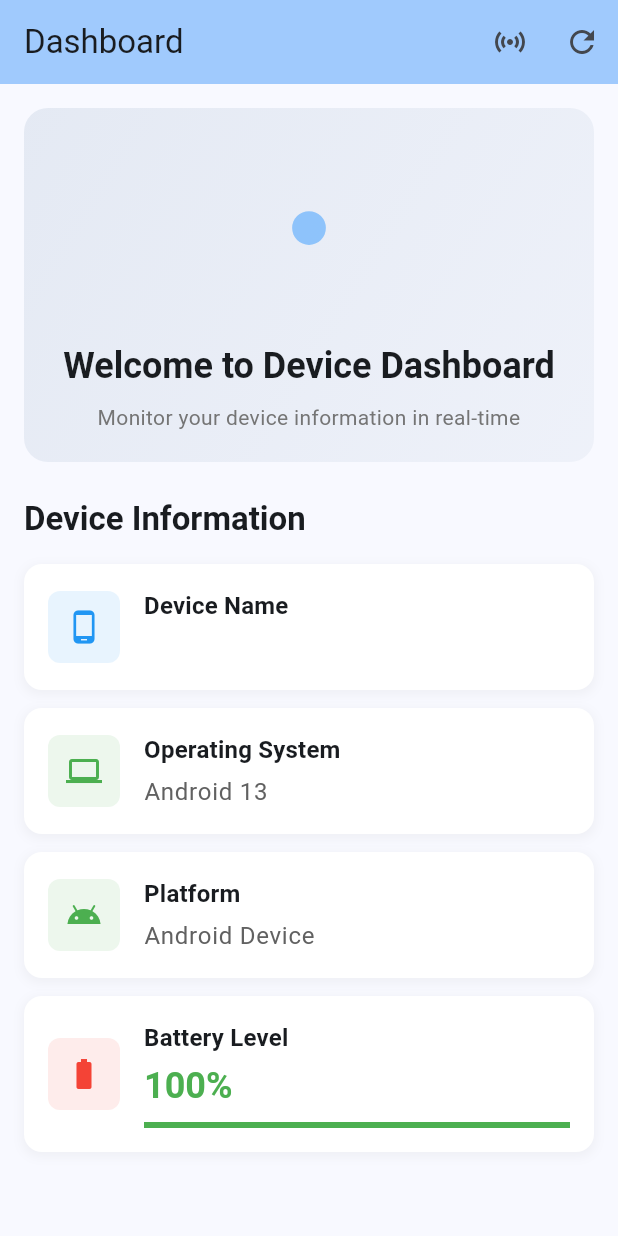
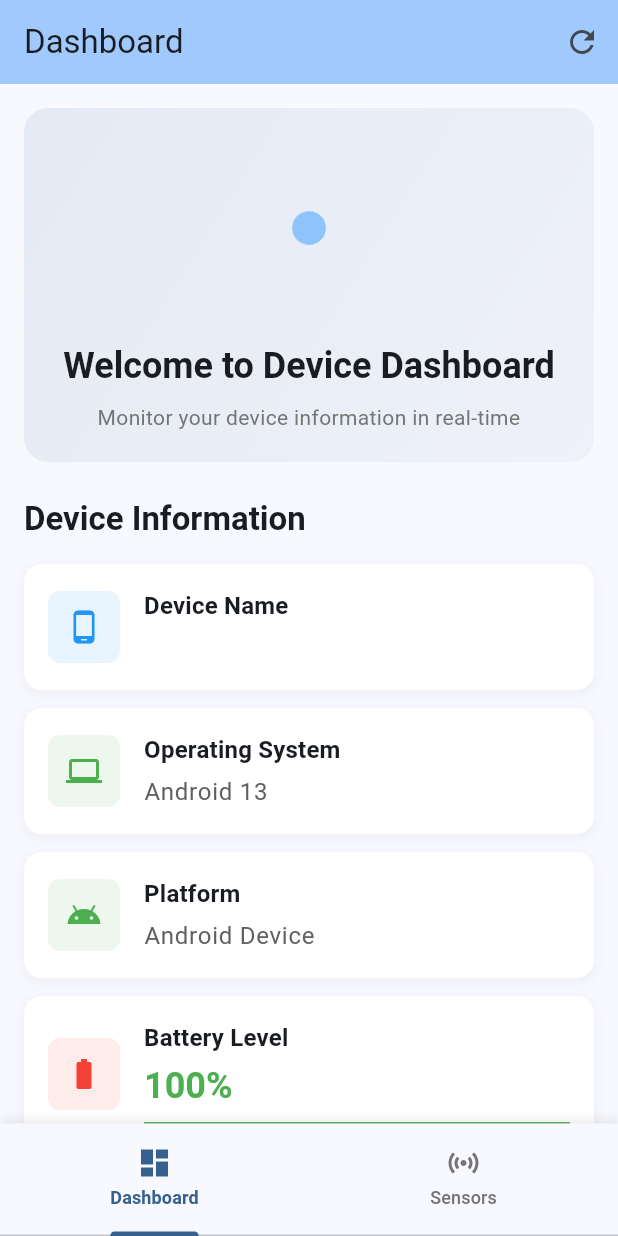
Before and after one commit to malisanjay5433/DeviceSensorApp, a Flutter app: the screen it shows after launch, on a phone screen of 412 x 824 dp. Run offline on Flutter 3.47's test engine with Material 3 defaults, Android fonts, the light colour scheme and no system bars; our stand-ins replace battery_plus, dartz, device_info_plus, dio, equatable, flutter_riverpod and 4 more; missing offline and left inert: torch_light; generated files the repository leaves out were written again.

Commit message:
feat: implement tab bar navigation with Dashboard and Sensor Info
- Create MainTabPage with TabBar and TabBarView
- Add dashboard and sensor icons to tabs
- Update main.dart to use tab bar as home page
- Remove navigation from dashboard app bar (no longer needed)
- Remove refresh button from sensor info app bar
- Implement clean tab-based navigation with proper styling
- Add shadow and styling to bottom navigation bar

```diff
--- a/lib/main.dart
+++ b/lib/main.dart
@@ -1,7 +1,7 @@
 import 'package:flutter/material.dart';
 import 'package:flutter_riverpod/flutter_riverpod.dart';
 import 'package:devicesensorapp/core/di/injection.dart';
-import 'package:devicesensorapp/presentation/pages/dashboard_page.dart';
+import 'package:devicesensorapp/presentation/pages/main_tab_page.dart';
 
 void main() {
   configureDependencies();
@@ -19,7 +19,7 @@ class MyApp extends StatelessWidget {
         colorScheme: ColorScheme.fromSeed(seedColor: Colors.blue),
         useMaterial3: true,
       ),
-      home: const DashboardPage(),
+      home: const MainTabPage(),
       debugShowCheckedModeBanner: false,
     );
   }
--- a/lib/presentation/pages/dashboard_page.dart
+++ b/lib/presentation/pages/dashboard_page.dart
@@ -5,7 +5,6 @@ import 'package:devicesensorapp/presentation/providers/device_info_provider.dart
 import 'package:devicesensorapp/presentation/widgets/device_info_card.dart';
 import 'package:devicesensorapp/presentation/widgets/loading_widget.dart';
 import 'package:devicesensorapp/presentation/widgets/error_widget.dart' as custom;
-import 'package:devicesensorapp/presentation/pages/sensor_info_page.dart';
 
 class DashboardPage extends ConsumerWidget {
   const DashboardPage({super.key});
@@ -19,17 +18,6 @@ class DashboardPage extends ConsumerWidget {
         title: const Text('Dashboard'),
         backgroundColor: Theme.of(context).colorScheme.inversePrimary,
         actions: [
-          IconButton(
-            icon: const Icon(Icons.sensors),
-            onPressed: () {
-              Navigator.of(context).push(
-                MaterialPageRoute(
-                  builder: (context) => const SensorInfoPage(),
-                ),
-              );
-            },
-            tooltip: 'Sensor Info',
-          ),
           IconButton(
             icon: const Icon(Icons.refresh),
             onPressed: () => ref.read(deviceInfoNotifierProvider.notifier).refreshDeviceInfo(),
--- /dev/null
+++ b/lib/presentation/pages/main_tab_page.dart
@@ -0,0 +1,77 @@
+import 'package:flutter/material.dart';
+import 'package:devicesensorapp/presentation/pages/dashboard_page.dart';
+import 'package:devicesensorapp/presentation/pages/sensor_info_page.dart';
+
+class MainTabPage extends StatefulWidget {
+  const MainTabPage({super.key});
+
+  @override
+  State<MainTabPage> createState() => _MainTabPageState();
+}
+
+class _MainTabPageState extends State<MainTabPage> with TickerProviderStateMixin {
+  late TabController _tabController;
+
+  @override
+  void initState() {
+    super.initState();
+    _tabController = TabController(length: 2, vsync: this);
+  }
+
+  @override
+  void dispose() {
+    _tabController.dispose();
+    super.dispose();
+  }
+
+  @override
+  Widget build(BuildContext context) {
+    return Scaffold(
+      body: TabBarView(
+        controller: _tabController,
+        children: const [
+          DashboardPage(),
+          SensorInfoPage(),
+        ],
+      ),
+      bottomNavigationBar: Container(
+        decoration: BoxDecoration(
+          color: Theme.of(context).scaffoldBackgroundColor,
+          boxShadow: [
+            BoxShadow(
+              color: Colors.grey.withOpacity(0.2),
+              spreadRadius: 1,
+              blurRadius: 5,
+              offset: const Offset(0, -2),
+            ),
+          ],
+        ),
+        child: TabBar(
+          controller: _tabController,
+          indicatorColor: Theme.of(context).primaryColor,
+          indicatorWeight: 3,
+          labelColor: Theme.of(context).primaryColor,
+          unselectedLabelColor: Colors.grey[600],
+          labelStyle: const TextStyle(
+            fontSize: 12,
+            fontWeight: FontWeight.w600,
+          ),
+          unselectedLabelStyle: const TextStyle(
+            fontSize: 12,
+            fontWeight: FontWeight.w500,
+          ),
+          tabs: const [
+            Tab(
+              icon: Icon(Icons.dashboard),
+              text: 'Dashboard',
+            ),
+            Tab(
+              icon: Icon(Icons.sensors),
+              text: 'Sensors',
+            ),
+          ],
+        ),
+      ),
+    );
+  }
+}
--- a/lib/presentation/pages/sensor_info_page.dart
+++ b/lib/presentation/pages/sensor_info_page.dart
@@ -16,12 +16,6 @@ class SensorInfoPage extends ConsumerWidget {
       appBar: AppBar(
         title: const Text('Sensor Information'),
         backgroundColor: Theme.of(context).colorScheme.inversePrimary,
-        actions: [
-          IconButton(
-            icon: const Icon(Icons.refresh),
-            onPressed: () => ref.invalidate(flashlightNotifierProvider),
-          ),
-        ],
       ),
       body: SingleChildScrollView(
         padding: const EdgeInsets.all(16),
```
Also changed, not shown: 1 other file.
